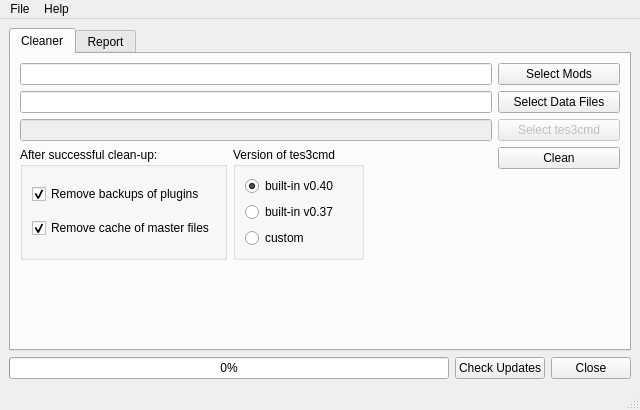
Qt form moht/ui/qtgui.ui (emcek/modhelpertool) before a commit.
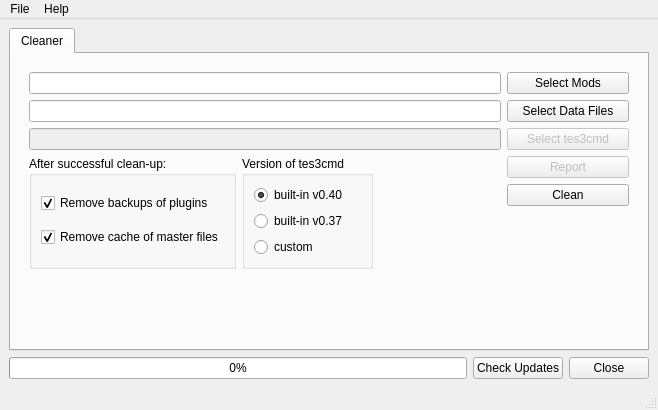
The same form after that commit. Icons and pictures are not drawn.

Commit message: add stacked_clean widget

```diff
--- a/moht/ui/qtgui.ui
+++ b/moht/ui/qtgui.ui
@@ -6,7 +6,7 @@
    <rect>
     <x>0</x>
     <y>0</y>
-    <width>640</width>
+    <width>658</width>
     <height>410</height>
    </rect>
   </property>
@@ -56,8 +56,15 @@
         <string>Cleaner</string>
        </attribute>
        <layout class="QGridLayout" name="gridLayout_2">
-        <item row="1" column="0" colspan="3">
-         <widget class="QLineEdit" name="le_morrowind_dir"/>
+        <item row="0" column="0">
+         <widget class="QStackedWidget" name="stacked_clean">
+          <property name="currentIndex">
+           <number>0</number>
+          </property>
+          <widget class="QWidget" name="page_clean">
+           <layout class="QGridLayout" name="gridLayout_4">
+            <item row="0" column="0" colspan="3">
+             <widget class="QLineEdit" name="le_mods_dir"/>
         </item>
         <item row="2" column="0" colspan="3">
          <widget class="QLineEdit" name="le_tes3cmd">
@@ -66,19 +73,6 @@
           </property>
          </widget>
         </item>
-        <item row="2" column="3">
-         <widget class="QPushButton" name="pb_tes3cmd">
-          <property name="enabled">
-           <bool>false</bool>
-          </property>
-          <property name="toolTip">
-           <string>&lt;html&gt;&lt;head/&gt;&lt;body&gt;&lt;p&gt;Select custom &lt;span style=&quot; font-weight:600;&quot;&gt;tes3cmd&lt;/span&gt; executable file, or keep using built-in one&lt;/p&gt;&lt;/body&gt;&lt;/html&gt;</string>
-          </property>
-          <property name="text">
-           <string>Select tes3cmd</string>
-          </property>
-         </widget>
-        </item>
         <item row="1" column="3">
          <widget class="QPushButton" name="pb_morrowind_dir">
           <property name="toolTip">
@@ -89,41 +83,6 @@
           </property>
          </widget>
         </item>
-        <item row="3" column="0" rowspan="3">
-         <widget class="QGroupBox" name="groupBox">
-          <property name="title">
-           <string>After successful clean-up:</string>
-          </property>
-          <layout class="QVBoxLayout" name="verticalLayout">
-           <item>
-            <widget class="QCheckBox" name="cb_rm_bakup">
-             <property name="toolTip">
-              <string>&lt;html&gt;&lt;head/&gt;&lt;body&gt;&lt;p&gt;During clean-up plugin file is copied to Data Files folder.&lt;/p&gt;&lt;p&gt;Cleaning proces create new plugin file.&lt;/p&gt;&lt;p&gt;When checkbox is checked dirty pkugin file is removed.&lt;/p&gt;&lt;/body&gt;&lt;/html&gt;</string>
-             </property>
-             <property name="text">
-              <string>Remove backups of plugins</string>
-             </property>
-             <property name="checked">
-              <bool>true</bool>
-             </property>
-            </widget>
-           </item>
-           <item>
-            <widget class="QCheckBox" name="cb_rm_cache">
-             <property name="toolTip">
-              <string>&lt;html&gt;&lt;head/&gt;&lt;body&gt;&lt;p&gt;Clean-up proccess create cache of master files in Data FIles folder.&lt;/p&gt;&lt;p&gt;It speed up cleaning a bit, but it takes some disk space as well.&lt;/p&gt;&lt;p&gt;When checkbox is checked, this cache is removed.&lt;/p&gt;&lt;/body&gt;&lt;/html&gt;</string>
-             </property>
-             <property name="text">
-              <string>Remove cache of master files</string>
-             </property>
-             <property name="checked">
-              <bool>true</bool>
-             </property>
-            </widget>
-           </item>
-          </layout>
-         </widget>
-        </item>
         <item row="0" column="3">
          <widget class="QPushButton" name="pb_mods_dir">
           <property name="toolTip">
@@ -134,8 +93,51 @@
           </property>
          </widget>
         </item>
-        <item row="0" column="0" colspan="3">
-         <widget class="QLineEdit" name="le_mods_dir"/>
+            <item row="1" column="0" colspan="3">
+             <widget class="QLineEdit" name="le_morrowind_dir"/>
+            </item>
+            <item row="2" column="3">
+             <widget class="QPushButton" name="pb_tes3cmd">
+              <property name="enabled">
+               <bool>false</bool>
+              </property>
+              <property name="toolTip">
+               <string>&lt;html&gt;&lt;head/&gt;&lt;body&gt;&lt;p&gt;Select custom &lt;span style=&quot; font-weight:600;&quot;&gt;tes3cmd&lt;/span&gt; executable file, or keep using built-in one&lt;/p&gt;&lt;/body&gt;&lt;/html&gt;</string>
+              </property>
+              <property name="text">
+               <string>Select tes3cmd</string>
+              </property>
+             </widget>
+            </item>
+            <item row="4" column="3">
+             <widget class="QPushButton" name="pb_clean">
+              <property name="text">
+               <string>Clean</string>
+              </property>
+             </widget>
+            </item>
+            <item row="6" column="1">
+             <spacer name="verticalSpacer">
+              <property name="orientation">
+               <enum>Qt::Vertical</enum>
+              </property>
+              <property name="sizeHint" stdset="0">
+               <size>
+                <width>20</width>
+                <height>0</height>
+               </size>
+              </property>
+             </spacer>
+            </item>
+            <item row="3" column="3">
+             <widget class="QPushButton" name="pb_report">
+              <property name="enabled">
+               <bool>false</bool>
+              </property>
+              <property name="text">
+               <string>Report</string>
+              </property>
+             </widget>
         </item>
         <item row="3" column="1" rowspan="3">
          <widget class="QGroupBox" name="groupBox_2">
@@ -173,46 +175,58 @@
           </layout>
          </widget>
         </item>
-        <item row="6" column="1">
-         <spacer name="verticalSpacer">
-          <property name="orientation">
-           <enum>Qt::Vertical</enum>
-          </property>
-          <property name="sizeHint" stdset="0">
-           <size>
-            <width>20</width>
-            <height>20</height>
-           </size>
-          </property>
-         </spacer>
-        </item>
-        <item row="4" column="2" colspan="2">
+            <item row="3" column="0" rowspan="3">
+             <widget class="QGroupBox" name="groupBox">
+              <property name="title">
+               <string>After successful clean-up:</string>
+              </property>
+              <layout class="QVBoxLayout" name="verticalLayout">
+               <item>
+                <widget class="QCheckBox" name="cb_rm_bakup">
+                 <property name="toolTip">
+                  <string>&lt;html&gt;&lt;head/&gt;&lt;body&gt;&lt;p&gt;During clean-up plugin file is copied to Data Files folder.&lt;/p&gt;&lt;p&gt;Cleaning proces create new plugin file.&lt;/p&gt;&lt;p&gt;When checkbox is checked dirty pkugin file is removed.&lt;/p&gt;&lt;/body&gt;&lt;/html&gt;</string>
+                 </property>
+                 <property name="text">
+                  <string>Remove backups of plugins</string>
+                 </property>
+                 <property name="checked">
+                  <bool>true</bool>
+                 </property>
+                </widget>
+               </item>
+               <item>
+                <widget class="QCheckBox" name="cb_rm_cache">
+                 <property name="toolTip">
+                  <string>&lt;html&gt;&lt;head/&gt;&lt;body&gt;&lt;p&gt;Clean-up proccess create cache of master files in Data FIles folder.&lt;/p&gt;&lt;p&gt;It speed up cleaning a bit, but it takes some disk space as well.&lt;/p&gt;&lt;p&gt;When checkbox is checked, this cache is removed.&lt;/p&gt;&lt;/body&gt;&lt;/html&gt;</string>
+                 </property>
+                 <property name="text">
+                  <string>Remove cache of master files</string>
+                 </property>
+                 <property name="checked">
+                  <bool>true</bool>
+                 </property>
+                </widget>
+               </item>
+              </layout>
+             </widget>
+            </item>
+            <item row="5" column="2" colspan="2">
          <spacer name="horizontalSpacer">
           <property name="orientation">
            <enum>Qt::Horizontal</enum>
           </property>
           <property name="sizeHint" stdset="0">
            <size>
-            <width>0</width>
-            <height>20</height>
+                <width>235</width>
+                <height>38</height>
            </size>
           </property>
          </spacer>
         </item>
-        <item row="3" column="3">
-         <widget class="QPushButton" name="pb_clean">
-          <property name="text">
-           <string>Clean</string>
-          </property>
-         </widget>
-        </item>
-       </layout>
-      </widget>
-      <widget class="QWidget" name="tab_report">
-       <attribute name="title">
-        <string>Report</string>
-       </attribute>
-       <layout class="QGridLayout" name="gridLayout_3">
+           </layout>
+          </widget>
+          <widget class="QWidget" name="page_report">
+           <layout class="QGridLayout" name="gridLayout_5">
         <item row="0" column="0">
          <widget class="QTreeWidget" name="tree_report">
           <column>
@@ -232,6 +246,17 @@
           </column>
          </widget>
         </item>
+            <item row="1" column="0">
+             <widget class="QPushButton" name="pb_back_clean">
+              <property name="text">
+               <string>Back</string>
+              </property>
+             </widget>
+            </item>
+           </layout>
+          </widget>
+         </widget>
+        </item>
        </layout>
       </widget>
      </widget>
@@ -243,7 +268,7 @@
     <rect>
      <x>0</x>
      <y>0</y>
-     <width>640</width>
+     <width>658</width>
      <height>27</height>
     </rect>
    </property>
```
Left out of the diff: 40 changed lines with no effect on the pictures. Lines whose indentation alone changed are shown as unchanged.
